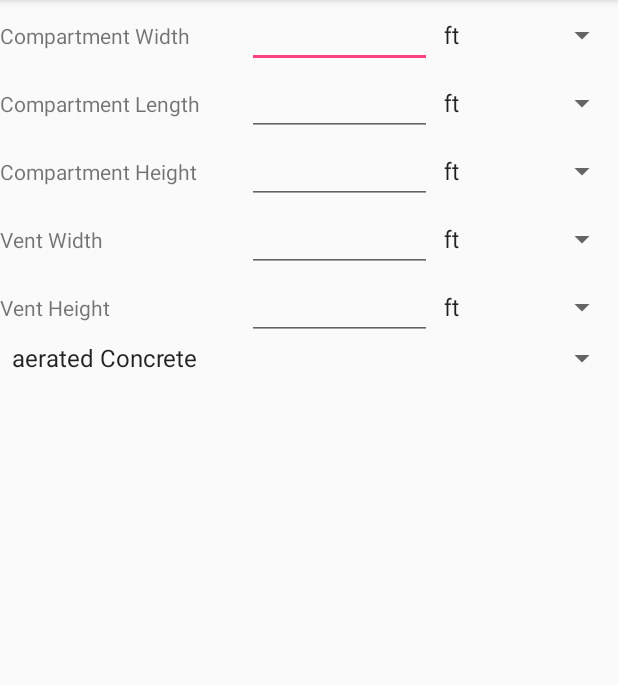
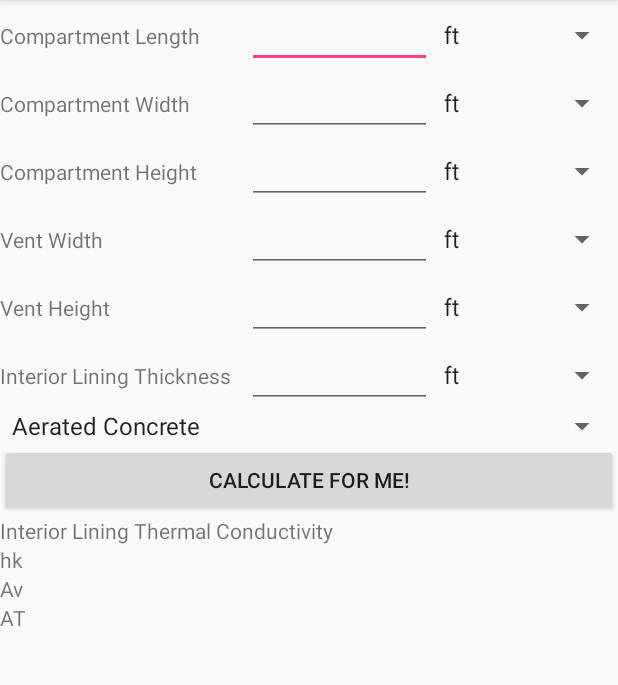
Before and after one commit to msrusse/FireDynamics, an Android app: the FlashOver screen opened directly, with no data from a screen before it, on a phone screen of 412 x 824 dp, the part 84-769 px from its top. Run offline under Robolectric (Android 15) with nearby library versions, the phone set to English and light mode, and no system bars.

Commit message:
98% complete for Q Flashover. Finalized converstions and thermal lining values for Q Flashover Page. Last step is to calculate the values of Q and move the calculations from the setting string call to actual variables.

```diff
--- a/app/src/main/java/com/example/masonrussell/firedynamics/FlashOver.java
+++ b/app/src/main/java/com/example/masonrussell/firedynamics/FlashOver.java
@@ -2,23 +2,31 @@ package com.example.masonrussell.firedynamics;
 
 import android.support.v7.app.AppCompatActivity;
 import android.os.Bundle;
+import android.view.View;
 import android.widget.ArrayAdapter;
+import android.widget.Button;
 import android.widget.EditText;
 import android.widget.Spinner;
 import android.widget.TextView;
+import android.widget.Toast;
 
 import java.util.ArrayList;
 import java.util.List;
 
 public class FlashOver extends AppCompatActivity {
 
-    public Spinner materialSpinner, ventWidthSpinner, ventHeightSpinner, compWidthSpinner, compLengthSpinner, compHeightSpinner;
-    public EditText ventWidthText, ventHeightText, compWidthText, compLengthText, compHeightText;
+    public Spinner intLiningSpinner, materialSpinner, ventWidthSpinner, ventHeightSpinner, compWidthSpinner, compLengthSpinner, compHeightSpinner;
+    public EditText intLiningText, ventWidthText, ventHeightText, compWidthText, compLengthText, compHeightText;
+    public double intLining, thermalConductivity, compWidth, compLength, compHeight, ventHeight, ventWidth;
+    public String intLiningUnits, compWidthUnits, compLengthUnits, compHeightUnits, ventHeightUnits, ventWidthUnits;
+    public Button calculateButton;
+    public TextView at, av, hk, thermalConduct;
 
     @Override
     protected void onCreate(Bundle savedInstanceState) {
         super.onCreate(savedInstanceState);
         setContentView(R.layout.activity_flash_over);
+        calculateButton = findViewById(R.id.getFlashoverButton);
         compWidthSpinner = findViewById(R.id.compWidthSpinner);
         compWidthText = findViewById(R.id.compWidthText);
         compLengthSpinner = findViewById(R.id.compLengthSpinner);
@@ -30,12 +38,48 @@ public class FlashOver extends AppCompatActivity {
         ventWidthSpinner = findViewById(R.id.ventWidthSpinner);
         ventWidthText = findViewById(R.id.ventWidthText);
         materialSpinner = findViewById(R.id.materialSpinner);
+        thermalConduct = findViewById(R.id.conductivityResult);
+        intLiningText = findViewById(R.id.intLiningText);
+        intLiningSpinner = findViewById(R.id.intLiningSpinner);
+        hk = findViewById(R.id.hkResult);
+        av = findViewById(R.id.avResult);
+        at = findViewById(R.id.atResult);
         addItemsOnMaterialSpinner(materialSpinner);
+        addItemsOnUnitSpinner(intLiningSpinner);
         addItemsOnUnitSpinner(compWidthSpinner);
         addItemsOnUnitSpinner(compLengthSpinner);
         addItemsOnUnitSpinner(compHeightSpinner);
         addItemsOnUnitSpinner(ventHeightSpinner);
         addItemsOnUnitSpinner(ventWidthSpinner);
+
+        calculateButton.setOnClickListener(new View.OnClickListener() {
+            public void onClick(View v) {
+                compWidth = Double.parseDouble(compWidthText.getText().toString());
+                compHeight = Double.parseDouble(compHeightText.getText().toString());
+                compLength = Double.parseDouble(compLengthText.getText().toString());
+                ventHeight = Double.parseDouble(ventHeightText.getText().toString());
+                ventWidth = Double.parseDouble(ventWidthText.getText().toString());
+                intLining = Double.parseDouble(intLiningText.getText().toString());
+                compWidthUnits = compWidthSpinner.getSelectedItem().toString();
+                compHeightUnits = compHeightSpinner.getSelectedItem().toString();
+                compLengthUnits = compLengthSpinner.getSelectedItem().toString();
+                ventHeightUnits = ventHeightSpinner.getSelectedItem().toString();
+                ventWidthUnits = ventWidthSpinner.getSelectedItem().toString();
+                intLiningUnits = intLiningSpinner.getSelectedItem().toString();
+                compWidth = ValuesConverstions.toMeters(compWidth, compWidthUnits);
+                compHeight = ValuesConverstions.toMeters(compHeight, compHeightUnits);
+                compLength = ValuesConverstions.toMeters(compLength, compLengthUnits);
+                ventHeight = ValuesConverstions.toMeters(ventHeight, ventHeightUnits);
+                ventWidth = ValuesConverstions.toMeters(ventWidth, ventHeightUnits);
+                intLining = ValuesConverstions.toMeters(intLining, intLiningUnits);
+                thermalConductivity = ValuesConverstions.thermalConductivity(materialSpinner.getSelectedItem().toString());
+                thermalConduct.setText(String.valueOf(thermalConductivity));
+                hk.setText(String.valueOf(thermalConductivity/intLining));
+                av.setText(String.valueOf(ventWidth*ventHeight));
+                at.setText(String.valueOf((2*(compWidth*compLength)+2*(compHeight*compWidth)+2*(compHeight*compLength))-(ventWidth*ventHeight)));
+                //Toast.makeText(FlashOver.this, String.valueOf(compWidth), Toast.LENGTH_LONG).show();
+            }
+        });
     }
 
     public void addItemsOnUnitSpinner(Spinner spinnerToMake)
@@ -54,7 +98,7 @@ public class FlashOver extends AppCompatActivity {
     public void addItemsOnMaterialSpinner(Spinner spinnerToMake)
     {
         List<String> list = new ArrayList<>();
-        list.add("aerated Concrete");
+        list.add("Aerated Concrete");
         list.add("Alumina Silicate Block");
         list.add("Aluminum (pure)");
         list.add("Brick");
--- a/app/src/main/res/layout/activity_flash_over.xml
+++ b/app/src/main/res/layout/activity_flash_over.xml
@@ -10,6 +10,35 @@
         android:layout_width="match_parent"
         android:layout_height="match_parent"
         android:orientation="vertical">
+
+        <LinearLayout
+            android:layout_width="match_parent"
+            android:layout_height="wrap_content"
+            android:orientation="horizontal">
+
+            <TextView
+                android:id="@+id/CompLengthView"
+                android:layout_width="0dp"
+                android:layout_height="wrap_content"
+                android:layout_weight=".4"
+                android:text="@string/comp_length" />
+
+            <EditText
+                android:id="@+id/compLengthText"
+                android:layout_width="0dp"
+                android:layout_height="wrap_content"
+                android:layout_weight=".3"
+                android:ems="10"
+                android:text=""
+                android:textAlignment="center" />
+
+            <Spinner
+                android:id="@+id/compLengthSpinner"
+                android:layout_width="0dp"
+                android:layout_height="wrap_content"
+                android:layout_weight=".3" />
+
+        </LinearLayout>
 
         <LinearLayout
             android:layout_width="fill_parent"
@@ -34,35 +63,6 @@
 
             <Spinner
                 android:id="@+id/compWidthSpinner"
-                android:layout_width="0dp"
-                android:layout_height="wrap_content"
-                android:layout_weight=".3" />
-
-        </LinearLayout>
-
-        <LinearLayout
-            android:layout_width="match_parent"
-            android:layout_height="wrap_content"
-            android:orientation="horizontal">
-
-            <TextView
-                android:id="@+id/CompLengthView"
-                android:layout_width="0dp"
-                android:layout_height="wrap_content"
-                android:layout_weight=".4"
-                android:text="@string/comp_length" />
-
-            <EditText
-                android:id="@+id/compLengthText"
-                android:layout_width="0dp"
-                android:layout_height="wrap_content"
-                android:layout_weight=".3"
-                android:ems="10"
-                android:text=""
-                android:textAlignment="center" />
-
-            <Spinner
-                android:id="@+id/compLengthSpinner"
                 android:layout_width="0dp"
                 android:layout_height="wrap_content"
                 android:layout_weight=".3" />
@@ -161,6 +161,35 @@
             android:layout_height="wrap_content"
             android:orientation="horizontal">
 
+            <TextView
+                android:id="@+id/intLiningThickView"
+                android:layout_width="0dp"
+                android:layout_height="wrap_content"
+                android:layout_weight=".4"
+                android:text="@string/int_lining_thick" />
+
+            <EditText
+                android:id="@+id/intLiningText"
+                android:layout_width="0dp"
+                android:layout_height="wrap_content"
+                android:layout_weight=".3"
+                android:ems="10"
+                android:text=""
+                android:textAlignment="center" />
+
+            <Spinner
+                android:id="@+id/intLiningSpinner"
+                android:layout_width="0dp"
+                android:layout_height="wrap_content"
+                android:layout_weight=".3" />
+
+        </LinearLayout>
+
+        <LinearLayout
+            android:layout_width="match_parent"
+            android:layout_height="wrap_content"
+            android:orientation="horizontal">
+
             <Spinner
                 android:id="@+id/materialSpinner"
                 android:layout_width="0dp"
@@ -168,5 +197,97 @@
                 android:layout_height="wrap_content"
                 android:layout_weight="1" />
         </LinearLayout>
+
+        <Button
+            android:id="@+id/getFlashoverButton"
+            android:layout_width="match_parent"
+            android:layout_height="wrap_content"
+            android:text="@string/get_calculation" />
+
+        <LinearLayout
+            android:layout_width="match_parent"
+            android:layout_height="match_parent"
+            android:orientation="vertical"
+            tools:layout_editor_absoluteY="300dp">
+
+            <LinearLayout
+                android:layout_width="match_parent"
+                android:layout_height="wrap_content"
+                android:orientation="horizontal">
+
+                <TextView
+                    android:id="@+id/conductivityView"
+                    android:layout_width="wrap_content"
+                    android:layout_height="wrap_content"
+                    android:layout_weight="1"
+                    android:text="Interior Lining Thermal Conductivity" />
+
+                <TextView
+                    android:id="@+id/conductivityResult"
+                    android:layout_width="wrap_content"
+                    android:layout_height="wrap_content"
+                    android:layout_weight="1" />
+            </LinearLayout>
+
+            <LinearLayout
+                android:layout_width="match_parent"
+                android:layout_height="wrap_content"
+                android:orientation="horizontal">
+
+                <TextView
+                    android:id="@+id/hkView"
+                    android:layout_width="wrap_content"
+                    android:layout_height="wrap_content"
+                    android:layout_weight="1"
+                    android:text="hk" />
+
+                <TextView
+                    android:id="@+id/hkResult"
+                    android:layout_width="wrap_content"
+                    android:layout_height="wrap_content"
+                    android:layout_weight="1" />
+            </LinearLayout>
+
+            <LinearLayout
+                android:layout_width="match_parent"
+                android:layout_height="wrap_content"
+                android:orientation="horizontal">
+
+                <TextView
+                    android:id="@+id/avView"
+                    android:layout_width="wrap_content"
+                    android:layout_height="wrap_content"
+                    android:layout_weight="1"
+                    android:text="Av" />
+
+                <TextView
+                    android:id="@+id/avResult"
+                    android:layout_width="wrap_content"
+                    android:layout_height="wrap_content"
+                    android:layout_weight="1" />
+            </LinearLayout>
+
+            <LinearLayout
+                android:layout_width="match_parent"
+                android:layout_height="match_parent"
+                android:orientation="horizontal">
+
+                <TextView
+                    android:id="@+id/atView"
+                    android:layout_width="wrap_content"
+                    android:layout_height="wrap_content"
+                    android:layout_weight="1"
+                    android:text="AT" />
+
+                <TextView
+                    android:id="@+id/atResult"
+                    android:layout_width="wrap_content"
+                    android:layout_height="wrap_content"
+                    android:layout_weight="1" />
+            </LinearLayout>
+
+        </LinearLayout>
+
     </LinearLayout>
+
 </android.support.constraint.ConstraintLayout>
--- a/app/src/main/res/values/strings.xml
+++ b/app/src/main/res/values/strings.xml
@@ -20,6 +20,8 @@
     <string name="oxygen_levels">Oxygen Levels</string>
     <string name="self_heating">Self Heating</string>
     <string name="t_gas_layer">T Gas Layer</string>
+    <string name="int_lining_thick">Interior Lining Thickness</string>
+    <string name="get_calculation">Calculate for me!</string>
     <string-array name="units_array">
         <item>ft</item>
         <item>in</item>
```
Also changed, not shown: app/src/main/java/com/example/masonrussell/firedynamics/ValuesConverstions.java (+73 -2 lines).
